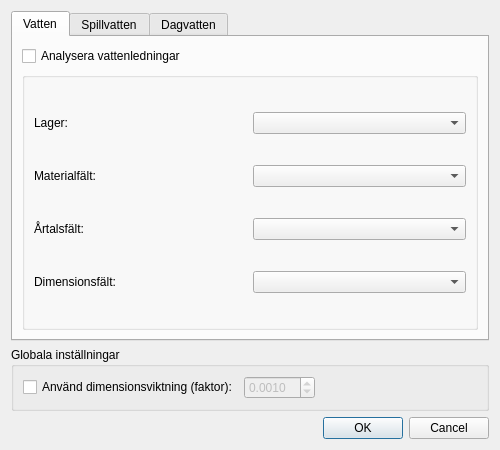
d3dm3m/reneW, file reneW/reneW_dialog_base.ui: the form before one commit.
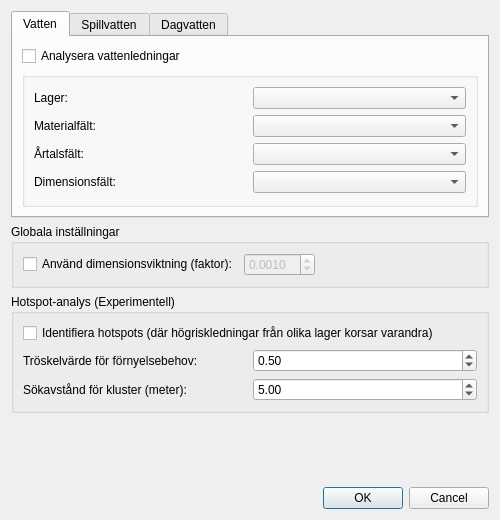
The form after the commit. Custom widgets are drawn as their Qt base class.

Commit message: feat: Add hotspot analysis for co-located high-risk pipes

Patch:
```diff
--- a/reneW/reneW_dialog_base.ui
+++ b/reneW/reneW_dialog_base.ui
@@ -7,7 +7,7 @@
     <x>0</x>
     <y>0</y>
     <width>500</width>
-    <height>450</height>
+    <height>520</height>
    </rect>
   </property>
   <property name="windowTitle">
@@ -255,6 +255,67 @@
      </layout>
     </widget>
    </item>
+   <item>
+    <widget class="QGroupBox" name="mGroupHotspot">
+     <property name="title">
+      <string>Hotspot-analys (Experimentell)</string>
+     </property>
+     <layout class="QVBoxLayout" name="verticalLayout">
+      <item>
+       <widget class="QCheckBox" name="mCheckHotspot">
+        <property name="text">
+         <string>Identifiera hotspots (där högriskledningar från olika lager korsar varandra)</string>
+        </property>
+       </widget>
+      </item>
+      <item>
+       <layout class="QGridLayout" name="gridLayout">
+        <item row="0" column="0">
+         <widget class="QLabel" name="label">
+          <property name="text">
+           <string>Tröskelvärde för förnyelsebehov:</string>
+          </property>
+         </widget>
+        </item>
+        <item row="0" column="1">
+         <widget class="QDoubleSpinBox" name="mSpinBoxHotspotThreshold">
+          <property name="value">
+           <double>0.5000</double>
+          </property>
+         </widget>
+        </item>
+        <item row="1" column="0">
+         <widget class="QLabel" name="label_14">
+          <property name="text">
+           <string>Sökavstånd för kluster (meter):</string>
+          </property>
+         </widget>
+        </item>
+        <item row="1" column="1">
+         <widget class="QDoubleSpinBox" name="mSpinBoxHotspotDistance">
+          <property name="value">
+           <double>5.0000</double>
+          </property>
+         </widget>
+        </item>
+       </layout>
+      </item>
+     </layout>
+    </widget>
+   </item>
+   <item>
+    <spacer name="verticalSpacer_2">
+     <property name="orientation">
+      <enum>Qt::Vertical</enum>
+     </property>
+     <property name="sizeHint" stdset="0">
+      <size>
+       <width>20</width>
+       <height>40</height>
+      </size>
+     </property>
+    </spacer>
+   </item>
    <item>
     <widget class="QDialogButtonBox" name="button_box">
      <property name="orientation">
```
The commit also changes 2 other files.
